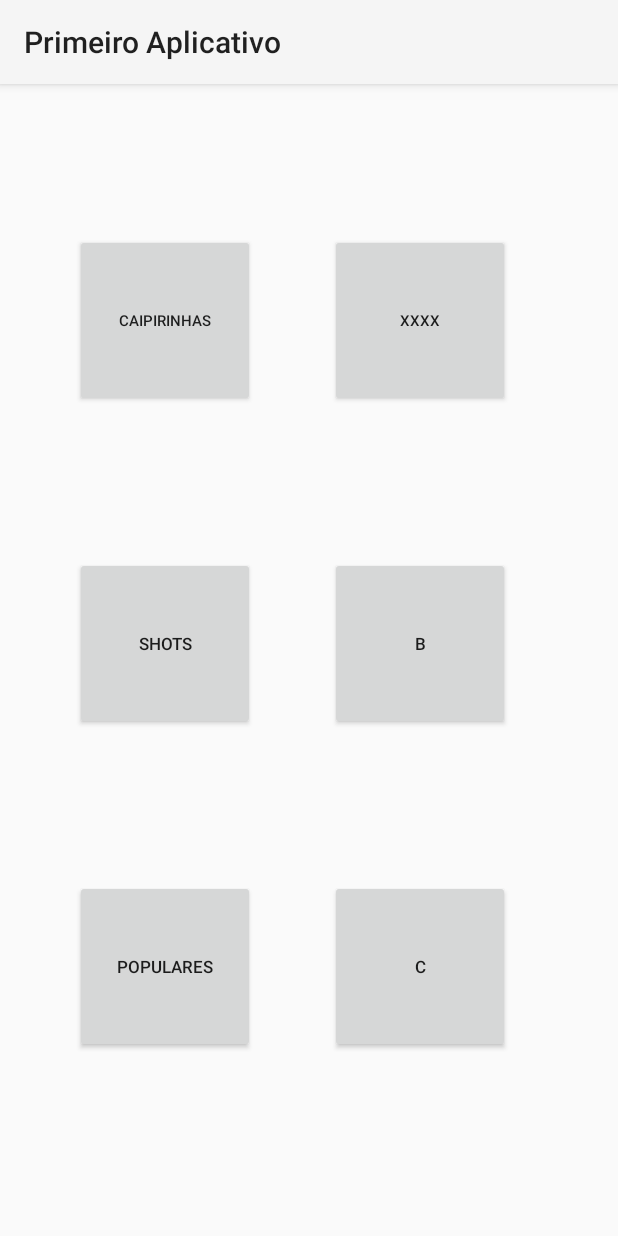
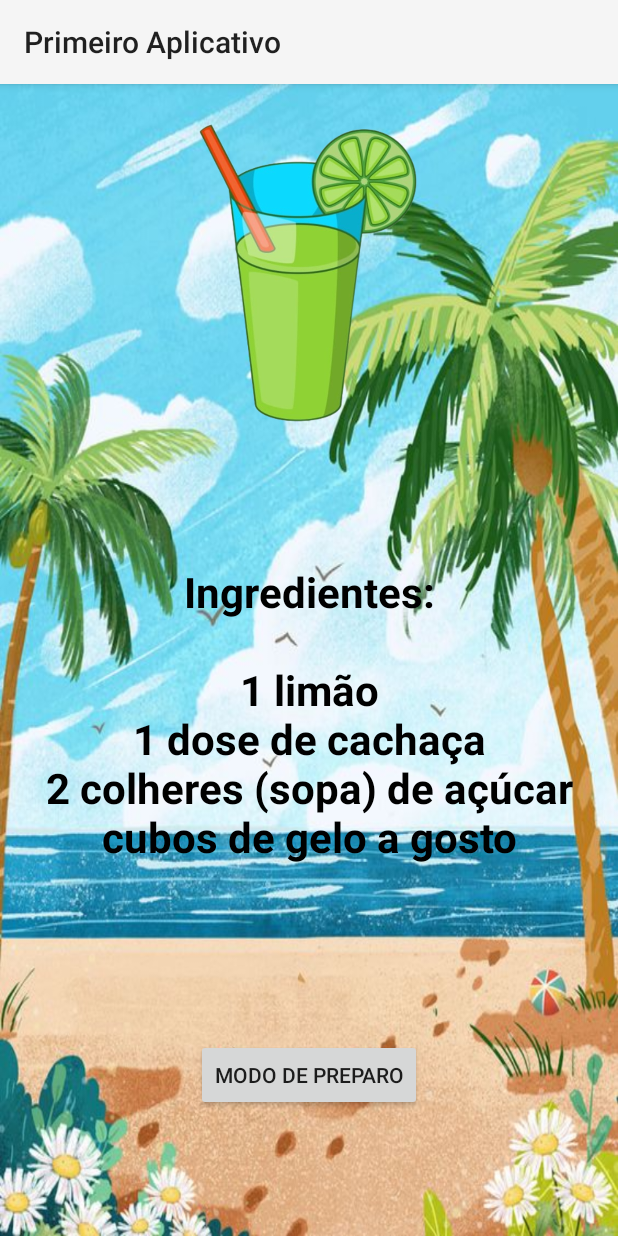
Before and after one commit to tuioliveira/DrinkEz, an Android app built with Jetpack Compose: the DrinkkActivity screen opened directly, with no data from a screen before it, after a tap on "CAIPIRINHAS", on a phone screen of 412 x 824 dp. Run offline under Robolectric (Android 15) with nearby library versions, the phone set to English and light mode, and no system bars.

Commit message:
layout da caipirinha

```diff
--- a/app/src/main/AndroidManifest.xml
+++ b/app/src/main/AndroidManifest.xml
@@ -23,7 +23,11 @@
                 <category android:name="android.intent.category.LAUNCHER" />
             </intent-filter>
         </activity>
-        <activity android:name="br.com.drinkez.drinkk.DrinkkActivity"
+        <activity
+            android:name="br.com.drinkez.drinkk.DrinkkActivity"
+            android:exported="true" />
+        <activity
+            android:name="br.com.drinkez.caipirinhas.CaipirinhasActivity"
             android:exported="true" />
     </application>
 
--- /dev/null
+++ b/app/src/main/java/br/com/drinkez/caipirinhas/CaipirinhasActivity.kt
@@ -0,0 +1,24 @@
+package br.com.drinkez.caipirinhas
+
+import android.os.Bundle
+import androidx.appcompat.app.AppCompatActivity
+import br.comfiap.primeiroaplicativo.databinding.ActivityCaipirinhasBinding
+
+class CaipirinhasActivity : AppCompatActivity(){
+
+    private lateinit var binding: ActivityCaipirinhasBinding
+
+    override fun onCreate(savedInstanceState: Bundle?) {
+        super.onCreate(savedInstanceState)
+
+        init()
+    }
+
+    private fun  init() {
+        // caipirinha de limão
+        binding = ActivityCaipirinhasBinding.inflate(layoutInflater)
+        setContentView(binding.root)
+
+
+    }
+}
--- a/app/src/main/java/br/com/drinkez/drinkk/DrinkkActivity.kt
+++ b/app/src/main/java/br/com/drinkez/drinkk/DrinkkActivity.kt
@@ -1,9 +1,11 @@
 package br.com.drinkez.drinkk
 
+import android.content.Intent
 import android.os.Bundle
 import android.os.PersistableBundle
 import android.widget.Toast
 import androidx.appcompat.app.AppCompatActivity
+import br.com.drinkez.caipirinhas.CaipirinhasActivity
 import br.comfiap.primeiroaplicativo.databinding.ActivityBegginBinding
 import br.comfiap.primeiroaplicativo.databinding.ActivityDrinkkBinding
 
@@ -23,11 +25,8 @@ class DrinkkActivity : AppCompatActivity() {
         setContentView(binding.root)
 
         binding.caipirinha.setOnClickListener {
-            Toast.makeText(
-                this,
-                "caipirinhas",
-                Toast.LENGTH_SHORT,
-            ).show()
+            val intent = Intent(this, CaipirinhasActivity::class.java)
+            startActivity(intent)
         }
         binding.shots.setOnClickListener {
             Toast.makeText(
--- /dev/null
+++ b/app/src/main/java/br/com/drinkez/famous/FamousActivity.kt
@@ -0,0 +1,4 @@
+package br.com.drinkez.famous
+
+class FamousActivity {
+}
--- /dev/null
+++ b/app/src/main/java/br/com/drinkez/shots/ShotsActivity.kt
@@ -0,0 +1,4 @@
+package br.com.drinkez.shots
+
+class ShotsActivity {
+}
--- /dev/null
+++ b/app/src/main/res/layout/activity_caipirinhas.xml
@@ -0,0 +1,43 @@
+<?xml version="1.0" encoding="utf-8"?>
+<androidx.constraintlayout.widget.ConstraintLayout xmlns:android="http://schemas.android.com/apk/res/android"
+    xmlns:app="http://schemas.android.com/apk/res-auto"
+    android:layout_width="match_parent"
+    android:layout_height="match_parent"
+    android:background="@drawable/img_caipirinhasbeach_background">
+
+    <androidx.appcompat.widget.AppCompatImageView
+        android:id="@+id/caipirinhaglass"
+        android:layout_width="220dp"
+        android:layout_height="220dp"
+        android:layout_marginTop="16dp"
+        app:layout_constraintEnd_toEndOf="parent"
+        app:layout_constraintHorizontal_bias="0.497"
+        app:layout_constraintStart_toStartOf="parent"
+        app:layout_constraintTop_toTopOf="parent"
+        app:srcCompat="@drawable/img_caipirinhaglass_foreground" />
+
+    <TextView
+        android:id="@+id/caipirinha_spices"
+        android:layout_width="wrap_content"
+        android:layout_height="wrap_content"
+        android:gravity="center"
+        android:text="Ingredientes:\n\n1 limão\n1 dose de cachaça\n2 colheres (sopa) de açúcar\ncubos de gelo a gosto\n"
+        android:textColor="@color/black"
+        android:textSize="28sp"
+        android:textStyle="bold"
+        app:layout_constraintBottom_toTopOf="@+id/method_preparation_caipirinha"
+        app:layout_constraintEnd_toEndOf="parent"
+        app:layout_constraintStart_toStartOf="parent"
+        app:layout_constraintTop_toBottomOf="@+id/caipirinhaglass" />
+
+    <Button
+        android:id="@+id/method_preparation_caipirinha"
+        android:text="@string/modo_de_preparo"
+        android:layout_width="wrap_content"
+        android:layout_height="wrap_content"
+        app:layout_constraintBottom_toBottomOf="parent"
+        app:layout_constraintEnd_toEndOf="parent"
+        app:layout_constraintStart_toStartOf="parent"
+        app:layout_constraintTop_toBottomOf="@+id/caipirinha_spices" />
+
+</androidx.constraintlayout.widget.ConstraintLayout>
--- /dev/null
+++ b/app/src/main/res/layout/activity_famous.xml
@@ -0,0 +1,6 @@
+<?xml version="1.0" encoding="utf-8"?>
+<androidx.constraintlayout.widget.ConstraintLayout xmlns:android="http://schemas.android.com/apk/res/android"
+    android:layout_width="match_parent"
+    android:layout_height="match_parent">
+
+</androidx.constraintlayout.widget.ConstraintLayout>
--- /dev/null
+++ b/app/src/main/res/layout/activity_shots.xml
@@ -0,0 +1,6 @@
+<?xml version="1.0" encoding="utf-8"?>
+<androidx.constraintlayout.widget.ConstraintLayout xmlns:android="http://schemas.android.com/apk/res/android"
+    android:layout_width="match_parent"
+    android:layout_height="match_parent">
+
+</androidx.constraintlayout.widget.ConstraintLayout>
--- a/app/src/main/res/values/strings.xml
+++ b/app/src/main/res/values/strings.xml
@@ -5,4 +5,5 @@
     <string name="populares">Populares</string>
     <string name="b">b</string>
     <string name="c">c</string>
+    <string name="modo_de_preparo">Modo de Preparo</string>
 </resources>
```
Also changed, not shown: app/src/main/java/br/com/drinkez/beggin/BegginActivity.kt (+4 -5 lines), app/src/main/res/drawable/img_caipirinhaglass_foreground.png (added), app/src/main/res/drawable/img_caipirinhasbeach_background.jpg (added).
